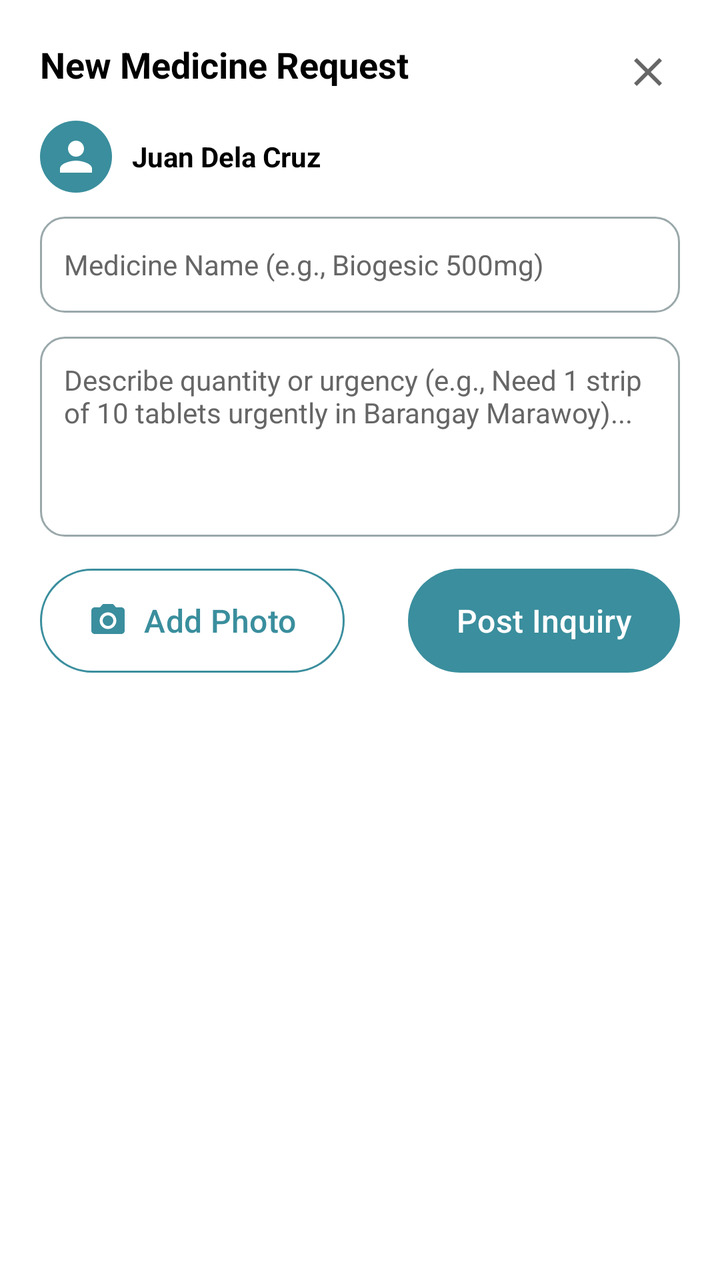
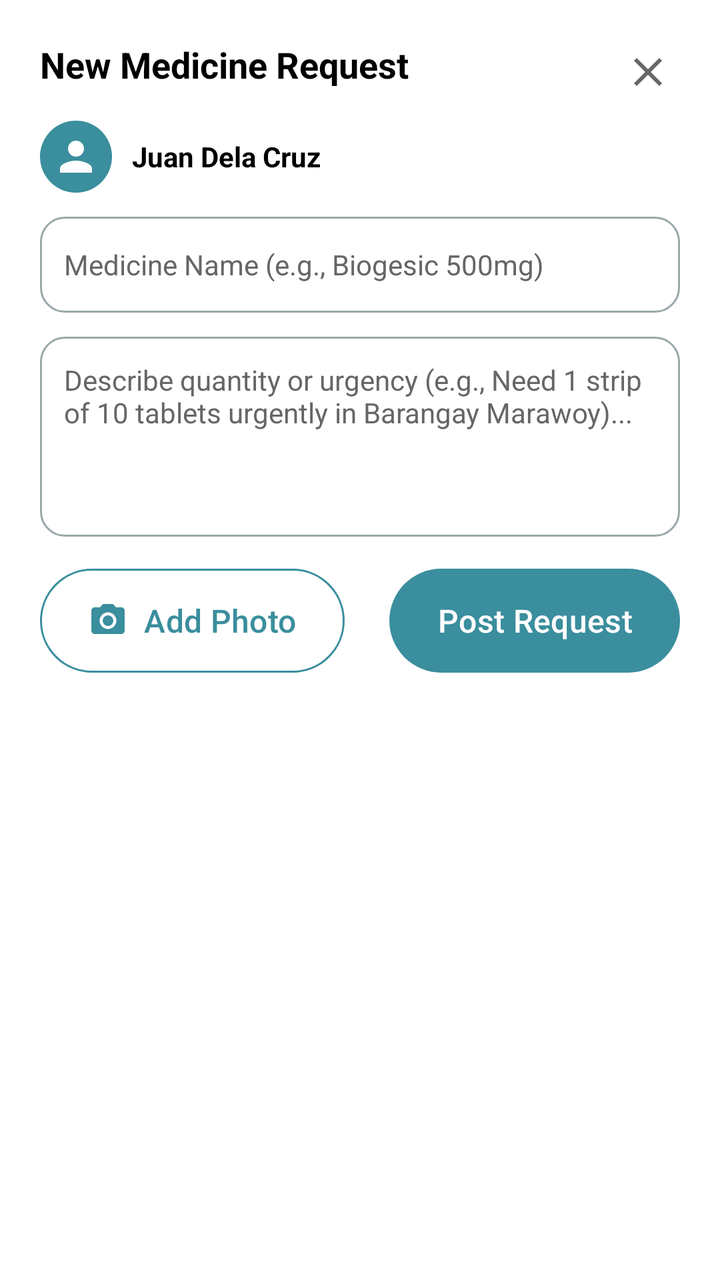

Compare the two renders of this Android layout. The source of the first and the diff that turns it into the second are given below.
<!-- AndroidManifest.xml: application theme Theme.PharmaFind -->
<!-- res/layout/dialog_create_inquiry.xml -->
<?xml version="1.0" encoding="utf-8"?>
<androidx.constraintlayout.widget.ConstraintLayout xmlns:android="http://schemas.android.com/apk/res/android"
    xmlns:app="http://schemas.android.com/apk/res-auto"
    android:layout_width="match_parent"
    android:layout_height="wrap_content"
    android:background="@color/white"
    android:padding="20dp">

    
    <TextView
        android:id="@+id/tvComposerTitle"
        android:layout_width="wrap_content"
        android:layout_height="wrap_content"
        android:text="New Medicine Request"
        android:textColor="@color/black"
        android:textSize="18sp"
        android:textStyle="bold"
        app:layout_constraintStart_toStartOf="parent"
        app:layout_constraintTop_toTopOf="parent" />

    <ImageButton
        android:id="@+id/btnCloseDialog"
        android:layout_width="32dp"
        android:layout_height="32dp"
        android:background="?attr/selectableItemBackgroundBorderless"
        android:contentDescription="Close"
        android:src="@drawable/ic_close"
        app:tint="@color/text_gray"
        app:layout_constraintEnd_toEndOf="parent"
        app:layout_constraintTop_toTopOf="parent" />

    
    <LinearLayout
        android:id="@+id/userInfoRow"
        android:layout_width="match_parent"
        android:layout_height="wrap_content"
        android:layout_marginTop="16dp"
        android:gravity="center_vertical"
        android:orientation="horizontal"
        app:layout_constraintTop_toBottomOf="@id/tvComposerTitle">

        <ImageView
            android:layout_width="36dp"
            android:layout_height="36dp"
            android:background="@drawable/circle_background"
            android:backgroundTint="@color/primary_teal"
            android:padding="6dp"
            android:src="@drawable/ic_person"
            app:tint="@color/white" />

        <TextView
            android:id="@+id/tvAuthorName"
            android:layout_width="wrap_content"
            android:layout_height="wrap_content"
            android:layout_marginStart="10dp"
            android:text="Juan Dela Cruz"
            android:textColor="@color/black"
            android:textSize="14sp"
            android:textStyle="bold" />

    </LinearLayout>

    
    <EditText
        android:id="@+id/etMedicineName"
        android:layout_width="match_parent"
        android:layout_height="48dp"
        android:layout_marginTop="12dp"
        android:background="@drawable/edittext_background"
        android:hint="Medicine Name (e.g., Biogesic 500mg)"
        android:inputType="text"
        android:paddingHorizontal="12dp"
        android:textColor="@color/black"
        android:textColorHint="@color/text_gray"
        android:textSize="14sp"
        app:layout_constraintTop_toBottomOf="@id/userInfoRow" />

    
    <EditText
        android:id="@+id/etDescription"
        android:layout_width="match_parent"
        android:layout_height="100dp"
        android:layout_marginTop="12dp"
        android:background="@drawable/edittext_background"
        android:gravity="top|start"
        android:hint="Describe quantity or urgency (e.g., Need 1 strip of 10 tablets urgently in Barangay Marawoy)..."
        android:inputType="textMultiLine"
        android:padding="12dp"
        android:textColor="@color/black"
        android:textColorHint="@color/text_gray"
        android:textSize="14sp"
        app:layout_constraintTop_toBottomOf="@id/etMedicineName" />

    
    <FrameLayout
        android:id="@+id/photoPreviewContainer"
        android:layout_width="match_parent"
        android:layout_height="180dp"
        android:layout_marginTop="12dp"
        android:visibility="gone"
        app:layout_constraintTop_toBottomOf="@id/etDescription">

        <ImageView
            android:id="@+id/ivAttachedPhoto"
            android:layout_width="match_parent"
            android:layout_height="match_parent"
            android:scaleType="centerCrop" />

        <ImageButton
            android:id="@+id/btnRemovePhoto"
            android:layout_width="32dp"
            android:layout_height="32dp"
            android:layout_gravity="top|end"
            android:layout_margin="8dp"
            android:background="@drawable/circle_background"
            android:backgroundTint="#80000000"
            android:src="@drawable/ic_close"
            app:tint="@color/white" />

    </FrameLayout>

    
    <LinearLayout
        android:layout_width="match_parent"
        android:layout_height="wrap_content"
        android:layout_marginTop="16dp"
        android:gravity="center_vertical"
        android:orientation="horizontal"
        app:layout_constraintTop_toBottomOf="@id/photoPreviewContainer">

        <com.google.android.material.button.MaterialButton
            style="@style/Widget.PharmaFind.Button.Outlined"
            android:id="@+id/btnAddPhoto"
            android:layout_width="wrap_content"
            app:icon="@drawable/ic_photo_camera"
            android:text="Add Photo" />

        <View
            android:layout_width="0dp"
            android:layout_height="1dp"
            android:layout_weight="1" />

        <com.google.android.material.button.MaterialButton
            style="@style/Widget.PharmaFind.Button"
            android:id="@+id/btnPostInquiry"
            android:layout_width="wrap_content"
            android:text="Post Inquiry" />

    </LinearLayout>

</androidx.constraintlayout.widget.ConstraintLayout>
<!-- resources referenced by this layout -->
<resources>
  <color name="black">#FF000000</color>
  <color name="primary_teal">#3A8E9D</color>
  <color name="text_gray">#666666</color>
  <color name="white">#FFFFFFFF</color>
  <!-- drawable circle_background (drawable) -->
  <?xml version="1.0" encoding="utf-8"?>
  <shape xmlns:android="http://schemas.android.com/apk/res/android"
      android:shape="oval">
      <solid android:color="#A0D8D8" />
  </shape>
  <!-- drawable ic_close (drawable) -->
  <?xml version="1.0" encoding="utf-8"?>
  <vector xmlns:android="http://schemas.android.com/apk/res/android"
      android:width="24dp"
      android:height="24dp"
      android:viewportWidth="24"
      android:viewportHeight="24">
      <path
          android:fillColor="#FF000000"
          android:pathData="M19,6.41L17.59,5 12,10.59 6.41,5 5,6.41 10.59,12 5,17.59 6.41,19 12,13.41 17.59,19 19,17.59 13.41,12z" />
  </vector>
  <!-- drawable ic_person (drawable) -->
  <?xml version="1.0" encoding="utf-8"?>
  <vector xmlns:android="http://schemas.android.com/apk/res/android"
      android:width="24dp"
      android:height="24dp"
      android:viewportWidth="24"
      android:viewportHeight="24">
      <path
          android:fillColor="#FF000000"
          android:pathData="M12,12c2.21,0 4,-1.79 4,-4s-1.79,-4 -4,-4 -4,1.79 -4,4 1.79,4 4,4zM12,14c-2.67,0 -8,1.34 -8,4v2h16v-2c0,-2.66 -5.33,-4 -8,-4z" />
  </vector>
  <!-- drawable ic_photo_camera (drawable) -->
  <?xml version="1.0" encoding="utf-8"?>
  <vector xmlns:android="http://schemas.android.com/apk/res/android"
      android:width="24dp"
      android:height="24dp"
      android:viewportWidth="24"
      android:viewportHeight="24">
      <path
          android:fillColor="#FF000000"
          android:pathData="M12,12m-3.2,0a3.2,3.2 0,1 1,6.4 0a3.2,3.2 0,1 1,-6.4 0M9,2L7.17,4H4c-1.1,0 -2,0.9 -2,2v12c0,1.1 0.9,2 2,2h16c1.1,0 2,-0.9 2,-2V6c0,-1.1 -0.9,-2 -2,-2h-3.17L15,2H9zM12,17c-2.76,0 -5,-2.24 -5,-5s2.24,-5 5,-5 5,2.24 5,5 -2.24,5 -5,5z" />
  </vector>
  <style name="Widget.PharmaFind.Button" parent="Widget.Material3.Button">
          <item name="iconGravity">textStart</item>
          <item name="iconSize">20dp</item>
          <item name="iconPadding">8dp</item>
          <item name="android:layout_height">52dp</item>
          <item name="android:insetTop">0dp</item>
          <item name="android:insetBottom">0dp</item>
          <item name="cornerRadius">26dp</item>
          <item name="backgroundTint">@color/primary_teal</item>
          <item name="android:textColor">@color/white</item>
          <item name="android:textSize">16sp</item>
          <item name="android:textAllCaps">false</item>
      </style>
  <color name="error_red">#B3261E</color>
  <color name="field_border">#9AA8AA</color>
  <style name="Base.Theme.PharmaFind" parent="Theme.Material3.Light.NoActionBar">
          <item name="android:forceDarkAllowed" tools:targetApi="q">false</item>
          
          
      </style>
  <color name="teal_container">#D6EEF1</color>
  <color name="primary_dark">#1F6371</color>
  <color name="on_surface">#1B1F21</color>
  <color name="surface_variant">#E3EBEC</color>
  <color name="on_surface_variant">#3F484A</color>
  <color name="outline">#6F797A</color>
  <color name="surface_container_low">#F4F8F8</color>
  <color name="surface_container">#EEF3F4</color>
  <color name="surface_container_high">#E8EEEF</color>
  <color name="surface_container_highest">#E2E9EA</color>
  <!-- unchanged entries left out for length: 3 -->
</resources>

<!-- the commit's change to res/layout/dialog_create_inquiry.xml (unified diff, before → after) -->
@@ -144,7 +144,7 @@
             style="@style/Widget.PharmaFind.Button"
             android:id="@+id/btnPostInquiry"
             android:layout_width="wrap_content"
-            android:text="Post Inquiry" />
+            android:text="Post Request" />
 
     </LinearLayout>
 
